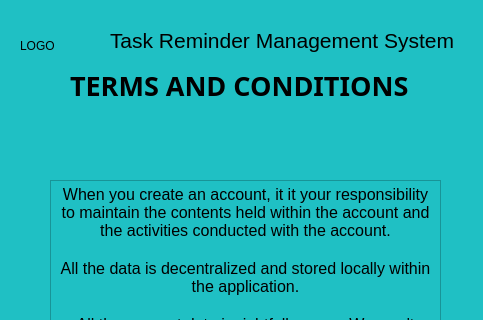
Qt form Workspace/Task-Reminder-Management-System/viewtermsandconditionsdialog.ui (hvlhasanka/UOP_SE_Y3S1-SOFT336SL_CROSS_PLATFORM_DEVELOPMENT_IN_C_Plus_Plus) before a commit; both pictures show x 0 to 483 and y 0 to 320 of the 483 by 461 pixel window.
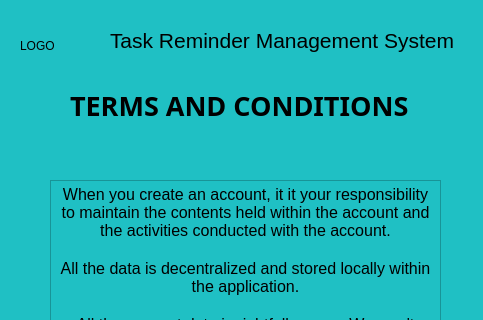
The same form after that commit.

Patch:
```diff
--- a/Workspace/Task-Reminder-Management-System/viewtermsandconditionsdialog.ui
+++ b/Workspace/Task-Reminder-Management-System/viewtermsandconditionsdialog.ui
@@ -51,7 +51,7 @@
    <property name="geometry">
     <rect>
      <x>70</x>
-     <y>60</y>
+     <y>80</y>
      <width>361</width>
      <height>51</height>
     </rect>
```
